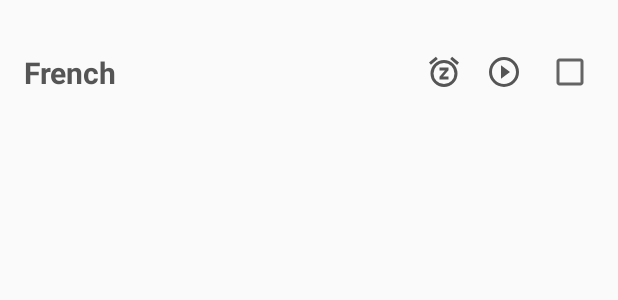
After one commit to CronusLabsInc/zdone, an Android app: the layout task_item_large_fingers.xml on its own in the app's theme, with its tools: preview values and no code run, on a phone screen of 412 x 824 dp. The commit adds this screen. Shown: the top 300 px of the screen. Run offline under Robolectric (Android 15) with nearby library versions, the phone set to English and light mode, and no system bars.

Commit message:
add large fingers mode

```diff
--- /dev/null
+++ b/app/src/main/res/layout/task_item_large_fingers.xml
@@ -0,0 +1,69 @@
+<?xml version="1.0" encoding="utf-8"?>
+<androidx.constraintlayout.widget.ConstraintLayout xmlns:android="http://schemas.android.com/apk/res/android"
+    xmlns:app="http://schemas.android.com/apk/res-auto"
+    xmlns:tools="http://schemas.android.com/tools"
+    android:layout_width="match_parent"
+    android:layout_height="wrap_content"
+    android:orientation="vertical"
+    android:paddingTop="@dimen/hugePadding"
+    android:paddingLeft="@dimen/normalPadding"
+    android:paddingRight="@dimen/normalPadding">
+
+    <TextView
+        android:id="@+id/task_name"
+        android:layout_width="0dp"
+        android:layout_height="wrap_content"
+        android:layout_gravity="center"
+        android:layout_weight="1"
+        android:textSize="@dimen/normalText"
+        android:textStyle="bold"
+        android:layout_marginEnd="@dimen/smallPadding"
+        app:layout_constraintTop_toTopOf="parent"
+        app:layout_constraintBottom_toBottomOf="parent"
+        app:layout_constraintLeft_toLeftOf="parent"
+        app:layout_constraintRight_toLeftOf="@+id/defer_task"
+        tools:text="French" />
+
+    <ImageView
+        android:id="@+id/defer_task"
+        android:layout_width="wrap_content"
+        android:layout_height="wrap_content"
+        android:layout_gravity="center"
+        android:src="@drawable/alarm_snooze"
+        android:tint="@color/textPrimary"
+        app:layout_constraintTop_toTopOf="parent"
+        app:layout_constraintBottom_toBottomOf="parent"
+        app:layout_constraintRight_toLeftOf="@id/start_task"
+        android:layout_marginEnd="@dimen/normalPadding" />
+
+    <ImageView
+        android:id="@+id/start_task"
+        android:layout_width="wrap_content"
+        android:layout_height="wrap_content"
+        android:src="@drawable/start_task"
+        android:tint="@color/textPrimary"
+        android:layout_marginEnd="@dimen/normalPadding"
+        app:layout_constraintRight_toLeftOf="@id/task_completed"
+        app:layout_constraintTop_toTopOf="parent"
+        app:layout_constraintBottom_toBottomOf="parent" />
+
+    <androidx.appcompat.widget.AppCompatCheckBox
+        android:id="@+id/task_completed"
+        android:layout_width="wrap_content"
+        android:layout_height="wrap_content"
+        android:layout_gravity="center"
+        app:layout_constraintTop_toTopOf="parent"
+        app:layout_constraintBottom_toBottomOf="parent"
+        app:layout_constraintRight_toRightOf="parent" />
+
+    <View
+        android:id="@+id/divider"
+        android:layout_width="match_parent"
+        android:layout_height="1dp"
+        android:layout_marginTop="@dimen/smallPadding"
+        app:layout_constraintTop_toBottomOf="@+id/task_name"
+        app:layout_constraintBottom_toBottomOf="parent"
+        android:background="@color/colorPrimary"
+        android:visibility="gone" />
+
+</androidx.constraintlayout.widget.ConstraintLayout>
```
Also changed, not shown: app/src/main/java/com/cronus/zdone/home/HomeScreen.kt (+6 -1 lines), app/src/main/java/com/cronus/zdone/home/HomeView.kt (+30 -8 lines), app/src/main/java/com/cronus/zdone/settings/SettingsScreen.kt (+16 -1 lines), app/src/main/java/com/cronus/zdone/settings/SettingsView.kt (+7 -0 lines), app/src/main/res/layout/settings.xml (+28 -22 lines), app/src/main/res/layout/subtask_item_large_fingers.xml (added, +69 -0 lines).
